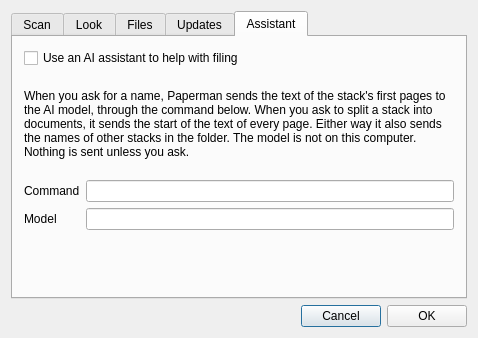
sjg20/paperman, file options.ui: the form before one commit.
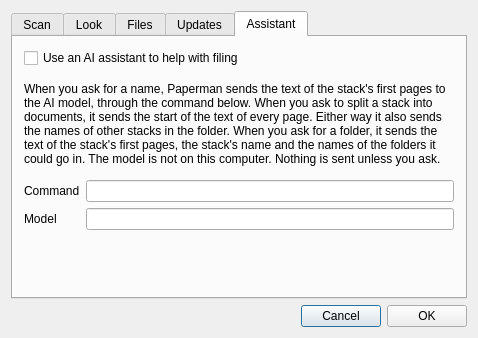
The form after the commit. The open tabs and pages were chosen to show the change. Custom widgets are drawn as their Qt base class.

Commit message: desktop: File stacks in the folders the assistant suggests

```diff
--- a/options.ui
+++ b/options.ui
@@ -398,7 +398,7 @@
        <item>
         <widget class="QLabel" name="assistantNote">
          <property name="text">
-          <string>When you ask for a name, Paperman sends the text of the stack's first pages to the AI model, through the command below. When you ask to split a stack into documents, it sends the start of the text of every page. Either way it also sends the names of other stacks in the folder. The model is not on this computer. Nothing is sent unless you ask.</string>
+          <string>When you ask for a name, Paperman sends the text of the stack's first pages to the AI model, through the command below. When you ask to split a stack into documents, it sends the start of the text of every page. Either way it also sends the names of other stacks in the folder. When you ask for a folder, it sends the text of the stack's first pages, the stack's name and the names of the folders it could go in. The model is not on this computer. Nothing is sent unless you ask.</string>
          </property>
          <property name="wordWrap">
           <bool>true</bool>
```
The commit also changes 6 other files.
